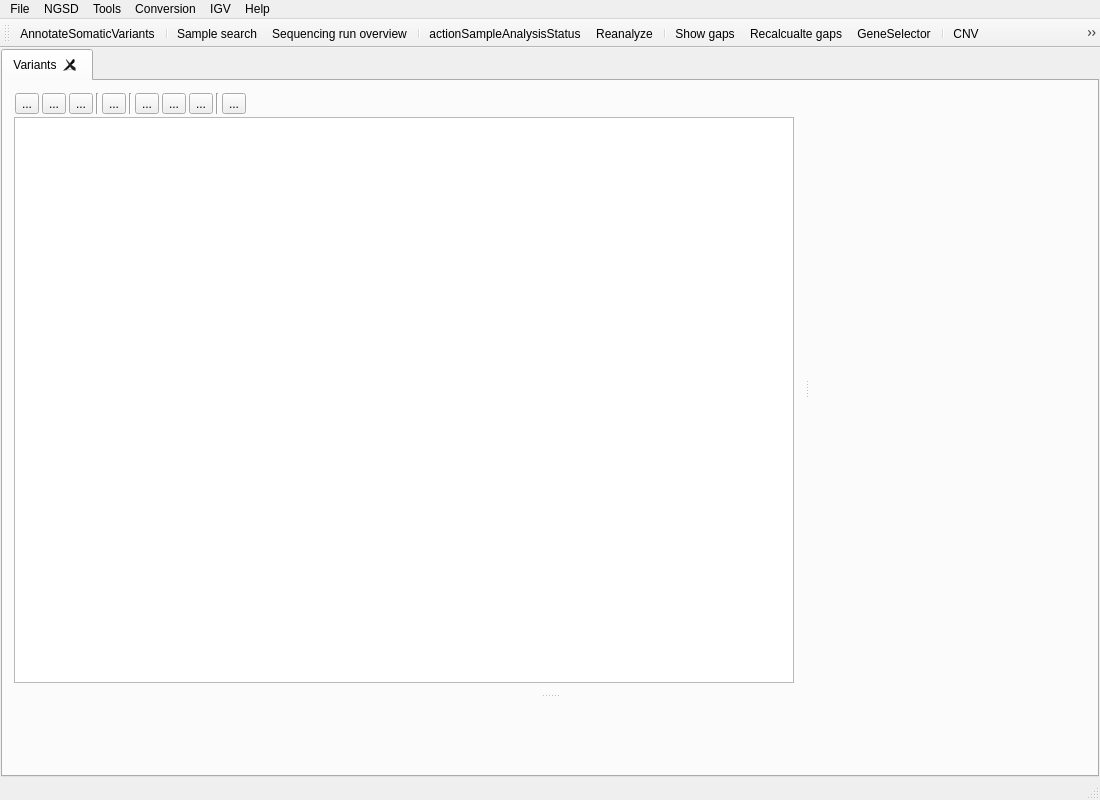
imgag/ngs-bits, file src/GSvar/MainWindow.ui: the form before one commit.
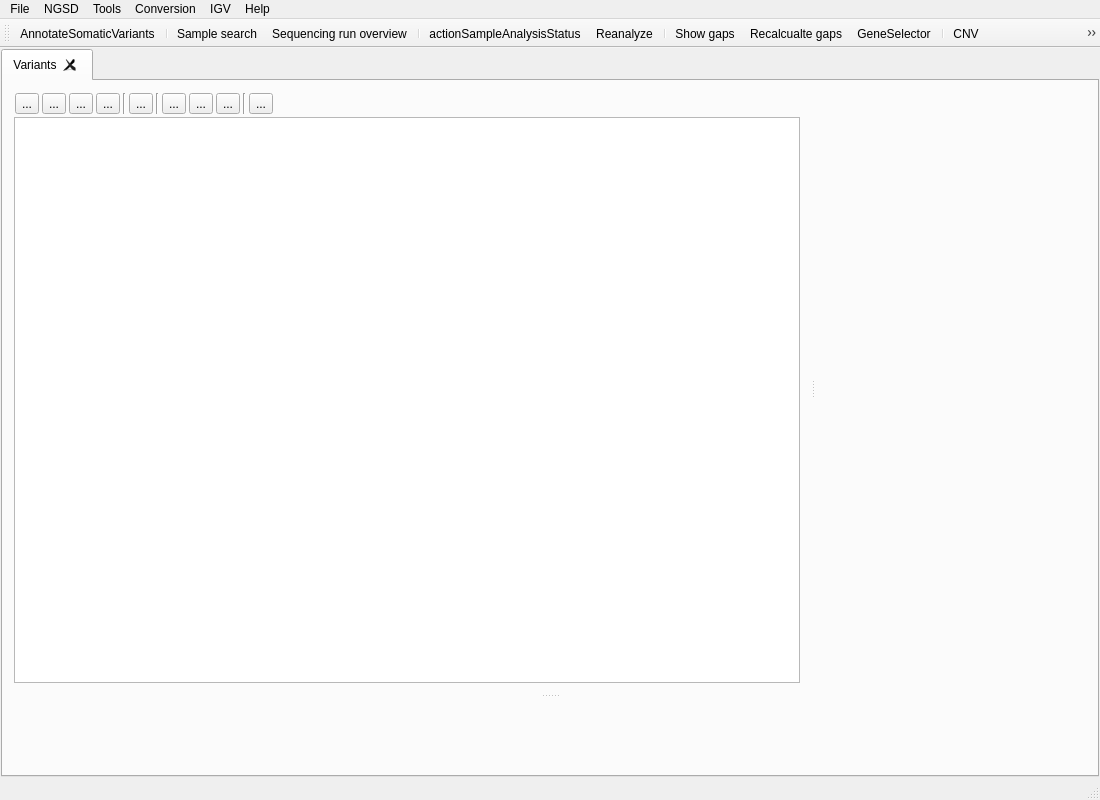
The form after the commit. Icons and pictures are not drawn. Custom widgets are drawn as their Qt base class.

Commit message: GSvar: added icon to open qcML files.

Diff of the .ui file:
```diff
--- a/src/GSvar/MainWindow.ui
+++ b/src/GSvar/MainWindow.ui
@@ -160,6 +160,20 @@
                   </property>
                  </widget>
                 </item>
+                <item>
+                 <widget class="QToolButton" name="open_qc_files">
+                  <property name="toolTip">
+                   <string>&lt;html&gt;&lt;head/&gt;&lt;body&gt;&lt;p&gt;Open variant list QC files (qcML) with your browser.&lt;/p&gt;&lt;/body&gt;&lt;/html&gt;</string>
+                  </property>
+                  <property name="text">
+                   <string>...</string>
+                  </property>
+                  <property name="icon">
+                   <iconset resource="GSvar.qrc">
+                    <normaloff>:/Icons/QC.png</normaloff>:/Icons/QC.png</iconset>
+                  </property>
+                 </widget>
+                </item>
                 <item>
                  <widget class="Line" name="line">
                   <property name="orientation">
```
The commit also changes 9 other files.
